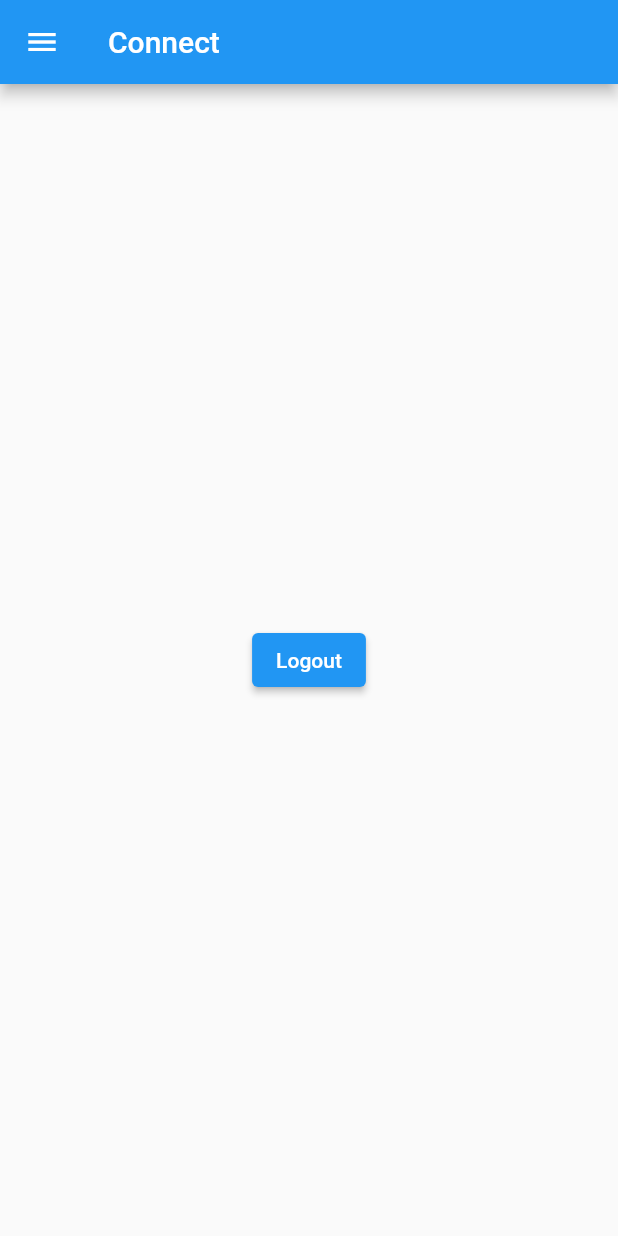
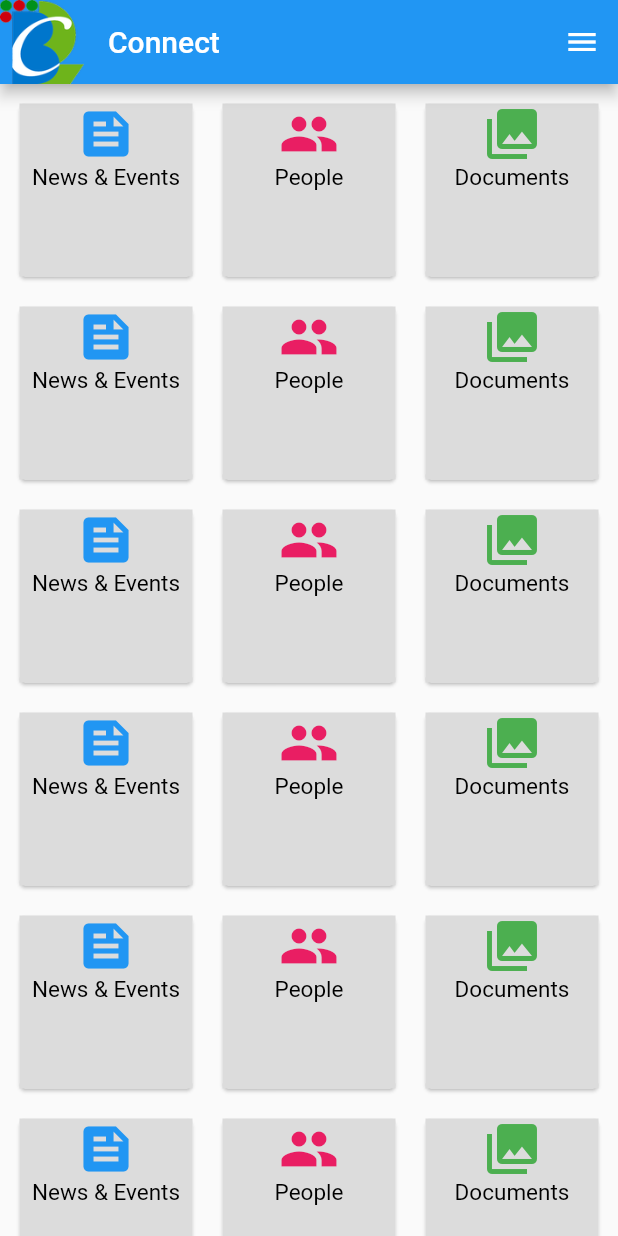
Before and after one commit to bhaskarjsharma/mconnect, a Flutter app: the Home screen opened directly, on a phone screen of 412 x 824 dp. Run offline on Flutter 3.47's test engine with Material 2 defaults, Android fonts, the light colour scheme and no system bars; our stand-ins replace shared_preferences; accounts and stored records are empty.

Commit message:
21.09.2021

```diff
--- a/lib/home.dart
+++ b/lib/home.dart
@@ -1,7 +1,11 @@
+
+import 'dart:convert';
+
+import 'package:flutter_projects/services/webservice.dart';
+import 'package:http/http.dart' as http;
 import 'package:flutter/material.dart';
-import 'package:shared_preferences/shared_preferences.dart';
-
 import 'account.dart';
+import 'models/news.dart';
 
 class Home extends StatefulWidget {
   @override
@@ -15,19 +19,141 @@ class _HomeState extends State<Home>  {
 
     return Scaffold(
       appBar: AppBar(
+        leading: Container(
+          width: 40,
+          child: Image.asset('images/bcpl_logo.png'),
+        ),
         title: Text('Connect'),
       ),
-      drawer: AppDrawer(),
-      body: Center(
-        child: ElevatedButton(
-            child: Text('Logout'),
-            onPressed: () async {
-              final prefs = await SharedPreferences.getInstance();
-              await prefs.clear();
-              Navigator.of(context).pushAndRemoveUntil(MaterialPageRoute(builder: (BuildContext context) => Login()), (Route<dynamic> route) => false);
-            }
+      endDrawer: AppDrawer(),
+      body: Container(
+        child: GridView.count(
+          crossAxisCount: 3,
+          padding: EdgeInsets.all(3.0), // 3px padding all around
+          scrollDirection: Axis.vertical,
+          children: <Widget>[
+            makeDashboardItem("News & Events",Icons.feed,Colors.blue),
+            makeDashboardItem("People",Icons.people,Colors.pink),
+            makeDashboardItem("Documents",Icons.collections,Colors.green),
+            makeDashboardItem("News & Events",Icons.feed,Colors.blue),
+            makeDashboardItem("People",Icons.people,Colors.pink),
+            makeDashboardItem("Documents",Icons.collections,Colors.green),
+            makeDashboardItem("News & Events",Icons.feed,Colors.blue),
+            makeDashboardItem("People",Icons.people,Colors.pink),
+            makeDashboardItem("Documents",Icons.collections,Colors.green),
+            makeDashboardItem("News & Events",Icons.feed,Colors.blue),
+            makeDashboardItem("People",Icons.people,Colors.pink),
+            makeDashboardItem("Documents",Icons.collections,Colors.green),
+            makeDashboardItem("News & Events",Icons.feed,Colors.blue),
+            makeDashboardItem("People",Icons.people,Colors.pink),
+            makeDashboardItem("Documents",Icons.collections,Colors.green),
+            makeDashboardItem("News & Events",Icons.feed,Colors.blue),
+            makeDashboardItem("People",Icons.people,Colors.pink),
+            makeDashboardItem("Documents",Icons.collections,Colors.green),
+            makeDashboardItem("News & Events",Icons.feed,Colors.blue),
+            makeDashboardItem("People",Icons.people,Colors.pink),
+            makeDashboardItem("Documents",Icons.collections,Colors.green),
+            makeDashboardItem("News & Events",Icons.feed,Colors.blue),
+            makeDashboardItem("People",Icons.people,Colors.pink),
+            makeDashboardItem("Documents",Icons.collections,Colors.green),
+
+
+          ],
+        ),
+      ),
+    );
+  }
+
+  Card makeDashboardItem(String title, IconData icon, MaterialColor colour){
+    return Card(
+      elevation: 1.0,
+      margin: EdgeInsets.all(10.0),
+      child: Container(
+        decoration: BoxDecoration(color:Color.fromRGBO(220, 220, 220, 1.0)),
+
+        child: InkWell(
+          onTap: (){
+            Navigator.of(context).push(MaterialPageRoute(builder: (BuildContext context) => News()));
+
+          },
+          child:Column(
+            children: [
+              Icon(icon,size:40.0,
+                color: colour,
+              ),
+              Text(title,
+                  style: TextStyle(fontSize: 15, color: Colors.black),
+                  textAlign: TextAlign.center)
+            ],
+          ),
         ),
       ),
     );
   }
 }
+
+class News extends StatefulWidget {
+  @override
+  State<News> createState() => _NewsState();
+}
+class _NewsState extends State<News>{
+
+  late Future<NewsContent> contentData;
+
+  @override
+  Widget build(BuildContext context) {
+    return Scaffold(
+      appBar: AppBar(
+        leading: Container(
+          width: 40,
+          child: Image.asset('images/bcpl_logo.png'),
+        ),
+        title: Text('Connect'),
+      ),
+      endDrawer: AppDrawer(),
+      body: getNews(),
+    );
+  }
+
+  FutureBuilder getNews(){
+    return FutureBuilder<List<NewsContent>>(
+      future: fetchContent(),
+      builder: (BuildContext context, AsyncSnapshot<List<NewsContent>> snapshot){
+        if (snapshot.hasData) {
+          List<NewsContent>? data = snapshot.data;
+          return _newsData(data);
+        } else if (snapshot.hasError) {
+          return Text("${snapshot.error}");
+        }
+        return CircularProgressIndicator();
+      },
+    );
+  }
+
+  ListView _newsData(data) {
+    return ListView.builder(
+        itemCount: data.length,
+        itemBuilder: (context, index) {
+          return Card(
+              child: _tile(data[index].contentTitle, data[index].contentDescription, Icons.article)
+          );
+        }
+    );
+  }
+
+  ListTile _tile(String title, String subtitle, IconData icon) {
+    return ListTile(
+      title: Text(title,
+          style: TextStyle(
+            fontWeight: FontWeight.w500,
+            fontSize: 20,
+          )),
+      subtitle: Text(subtitle),
+      leading: Icon(
+        icon,
+        color: Colors.blue[500],
+      ),
+    );
+  }
+
+}
```
Also changed, not shown: lib/main.dart (+4 -5 lines), lib/models/news.dart (added, +17 -0 lines), lib/services/webservice.dart (added, +23 -0 lines).
